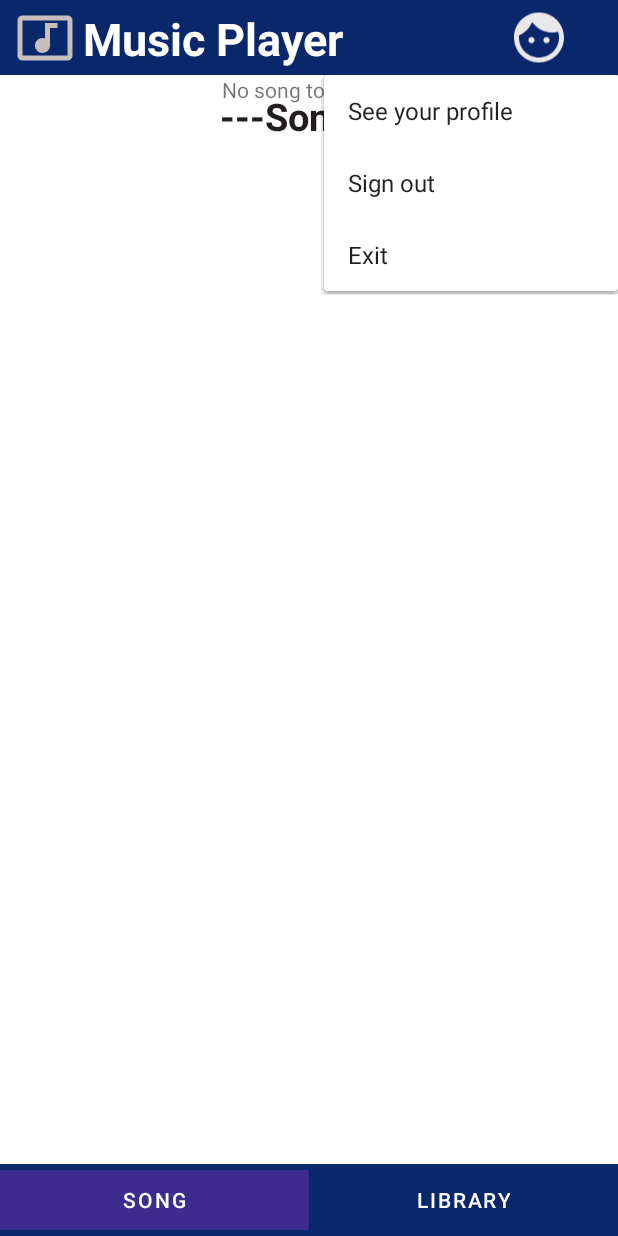
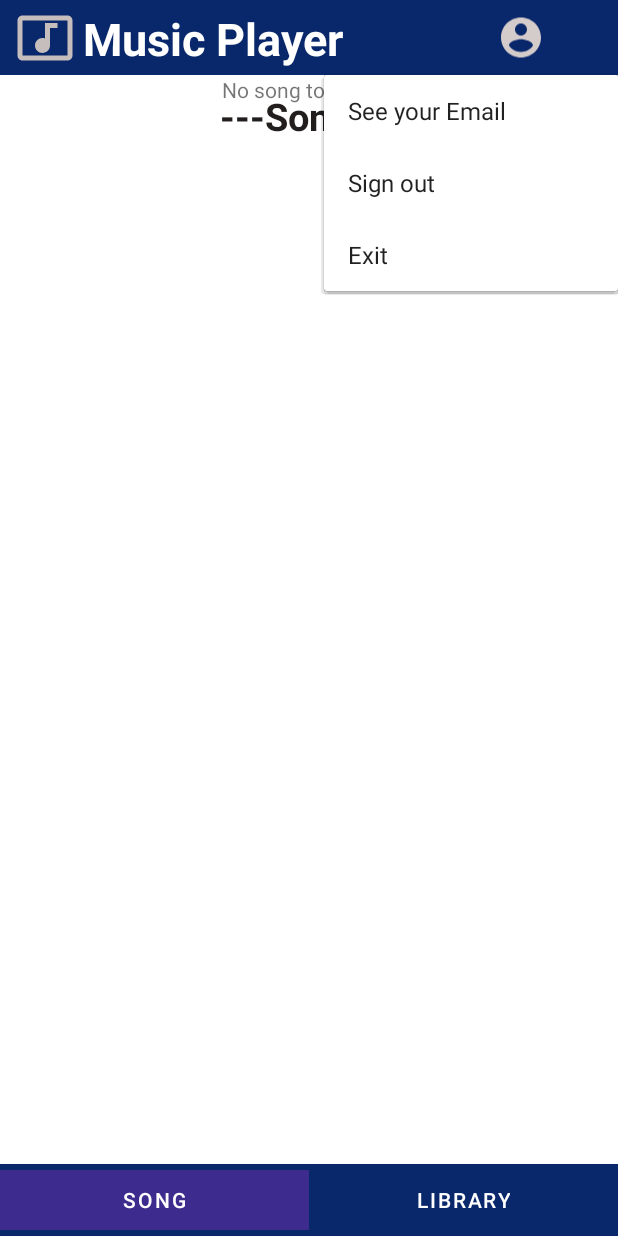
Before and after one commit to trungdongphuoca/MusicApp, an Android app: the screen it shows after launch once a user with an empty profile is signed in (MainActivity), after a tap on an icon or button, on a phone screen of 412 x 824 dp. Run offline under Robolectric (Android 15) with nearby library versions, the phone set to English and light mode, and no system bars; our stand-ins replace Firebase (no records; nobody signed in at launch, a user with empty details on screens opened directly).

Commit message:
edit last

```diff
--- a/app/src/main/java/tdtu/finalapp/musicapp/MainPackage/MainActivity.java
+++ b/app/src/main/java/tdtu/finalapp/musicapp/MainPackage/MainActivity.java
@@ -23,11 +23,13 @@ import android.widget.PopupMenu;
 
 import com.google.android.material.tabs.TabLayout;
 import com.google.firebase.auth.FirebaseAuth;
+import com.google.firebase.auth.FirebaseUser;
 
 import java.util.ArrayList;
 
 import tdtu.finalapp.musicapp.Fragment.LibraryFragment;
 import tdtu.finalapp.musicapp.Fragment.SongFragment;
+import tdtu.finalapp.musicapp.PlaylistInLibrary.DAOPlaylist;
 import tdtu.finalapp.musicapp.R;
 import tdtu.finalapp.musicapp.Toast.ToastNotification;
 import tdtu.finalapp.musicapp.loginAndRegis.LoginActivity;
@@ -40,23 +42,7 @@ public class MainActivity extends AppCompatActivity {
         super.onCreate(savedInstanceState);
         if(!checkPermission()){
             requestPermission();
-//            if (Build.VERSION.SDK_INT >= 11) {
-//                recreate();
-//                break;
-//            } else {
-//                Intent intent = getIntent();
-//                intent.addFlags(Intent.FLAG_ACTIVITY_NO_ANIMATION);
-//                finish();
-//                overridePendingTransition(0, 0);
-//
-//                startActivity(intent);
-////                overridePendingTransition(0, 0);
-//                break;
-//            }
-
         }
-
-
         setContentView(R.layout.activity_main);
         userImg = findViewById(R.id.UserBtn);
         initViewPage();
@@ -73,7 +59,7 @@ public class MainActivity extends AppCompatActivity {
     }
     void showUser(){
         PopupMenu popupMenu = new PopupMenu(MainActivity.this,userImg);
-        popupMenu.getMenu().add("See your profile");
+        popupMenu.getMenu().add("See your Email");
         popupMenu.getMenu().add("Sign out");
         popupMenu.getMenu().add("Exit");
         popupMenu.show();
@@ -85,14 +71,12 @@ public class MainActivity extends AppCompatActivity {
                 startActivity(new Intent(MainActivity.this, LoginActivity.class));
                 finish();
                 return true;
-            } else if ("See your profile".contentEquals(title)) {
-                ToastNotification.makeTextToShow(MainActivity.this, "Your profile will present now!!");
-//                    startActivity(new Intent(MainActivity.this, LoginActivity.class));
-//                    finish();
+            } else if ("See your Email".contentEquals(title)) {
+                FirebaseUser user = FirebaseAuth.getInstance().getCurrentUser();
+                ToastNotification.makeTextToShow(MainActivity.this, "Hello "+user.getEmail());
                 return true;
             } else if ("Exit".contentEquals(title)) {
                 ToastNotification.makeTextToShow(MainActivity.this, "Exit app");
-//                    startActivity(new Intent(MainActivity.this, LoginActivity.class));
                 finish();
                 System.exit(0);
                 return true;
@@ -121,7 +105,6 @@ public class MainActivity extends AppCompatActivity {
         TabLayout tabLayout = findViewById(R.id.tab_layout);
 
         ViewPageAdapter viewPageAdapter = new ViewPageAdapter(getSupportFragmentManager());
-//        viewPageAdapter.addFragments(new HomeFragment(),"Home");
         viewPageAdapter.addFragments(new SongFragment(),"Song");
         viewPageAdapter.addFragments(new LibraryFragment(),"Library");
         viewPager.setAdapter(viewPageAdapter);
--- a/app/src/main/res/layout/activity_detail_playlist.xml
+++ b/app/src/main/res/layout/activity_detail_playlist.xml
@@ -33,12 +33,6 @@
             android:textSize="30dp"
             android:textStyle="bold" />
 
-        <ImageView
-            android:id="@+id/MenuInPlayMusic"
-            android:layout_width="match_parent"
-            android:layout_height="match_parent"
-            android:padding="15dp"
-            android:src="@drawable/ic_baseline_search_24" />
     </LinearLayout>
 
     <View
--- a/app/src/main/res/layout/activity_main.xml
+++ b/app/src/main/res/layout/activity_main.xml
@@ -36,20 +36,13 @@
             android:textStyle="bold" />
 
         <ImageView
-            android:id="@+id/SearchBtn"
-            android:layout_width="40dp"
-            android:layout_height="match_parent"
-            android:layout_marginStart="60dp"
-            android:backgroundTint="@color/colorWhite"
-            android:src="@drawable/ic_baseline_search_24" />
-
-        <ImageView
             android:id="@+id/UserBtn"
             android:layout_width="40dp"
             android:layout_height="match_parent"
-            android:layout_marginStart="10dp"
+            android:layout_marginStart="98dp"
+            android:padding="4dp"
             android:backgroundTint="@color/colorWhite"
-            android:src="@drawable/ic_baseline_face_24" />
+            android:src="@drawable/ic_baseline_account_circle_24" />
     </LinearLayout>
 
     <androidx.viewpager.widget.ViewPager
--- a/app/src/main/res/layout/list_song_playlist.xml
+++ b/app/src/main/res/layout/list_song_playlist.xml
@@ -35,6 +35,7 @@
     <ImageView
         android:id="@+id/menu_delete_song"
         android:layout_width="37dp"
+
         android:layout_height="match_parent"
         android:layout_marginEnd="2dp"
         android:src="@drawable/ic_baseline_delete_24"
--- a/build.gradle
+++ b/build.gradle
@@ -4,6 +4,6 @@ buildscript {
     }
 }// Top-level build file where you can add configuration options common to all sub-projects/modules.
 plugins {
-    id 'com.android.application' version '7.3.1' apply false
-    id 'com.android.library' version '7.3.1' apply false
+    id 'com.android.application' version '7.2.2' apply false
+    id 'com.android.library' version '7.2.2' apply false
 }
```
Also changed, not shown: app/src/main/java/tdtu/finalapp/musicapp/Adapter/AdapterSong.java (+5 -21 lines), app/src/main/java/tdtu/finalapp/musicapp/Adapter/AdapterSongOfDetailPlaylist.java (renamed from app/src/main/java/tdtu/finalapp/musicapp/Adapter/AdapterSongOfPlaylist.java, +6 -7 lines), app/src/main/java/tdtu/finalapp/musicapp/PlayMusic/PlayMusicActivity.java (+13 -18 lines), app/src/main/java/tdtu/finalapp/musicapp/PlaylistInLibrary/DetailPlaylistActivity.java (+12 -5 lines), app/src/main/java/tdtu/finalapp/musicapp/PlaylistInLibrary/PlaylistActivity.java (+6 -7 lines), app/src/main/res/layout/activity_play_music.xml (+0 -10 lines).
